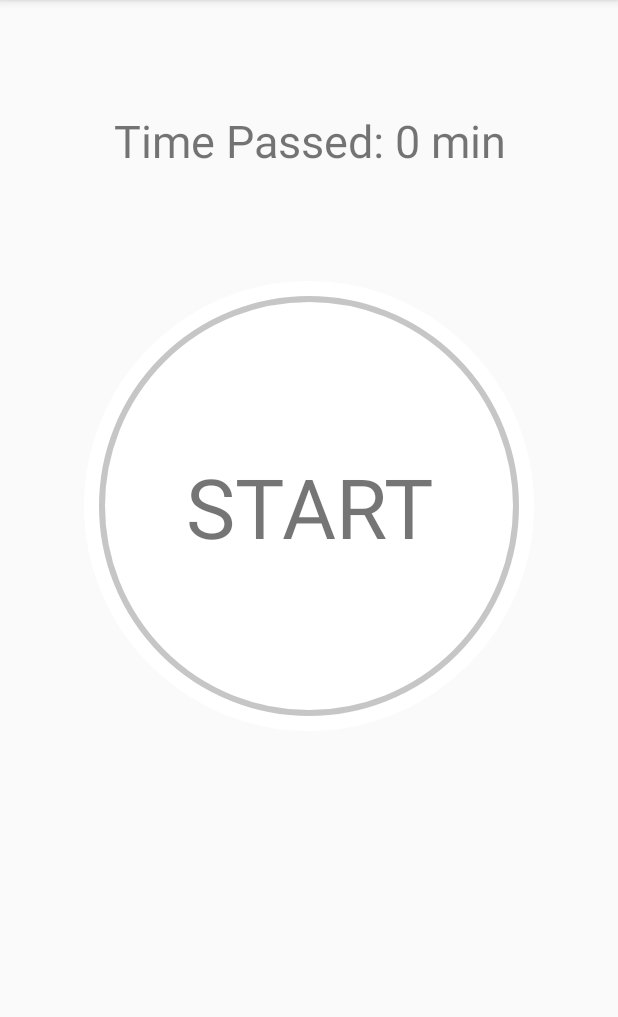
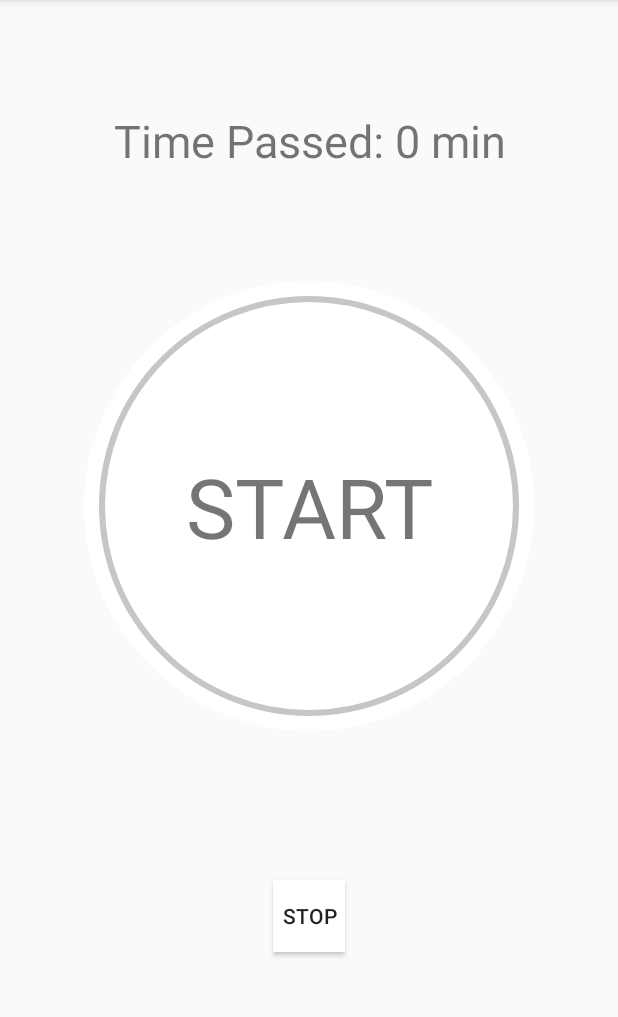
Before and after one commit to breair/KillerChair, an Android app: the screen it shows after launch (MainActivity), after a tap on "START", on a phone screen of 412 x 824 dp, the part 84-1101 px from its top. Run offline under Robolectric (Android 15) with nearby library versions, the light colour scheme and no system bars.

Commit message:
Added stop Action

```diff
--- a/app/src/main/java/com/breair_sb/apps/killerchair/KC_TimerService.java
+++ b/app/src/main/java/com/breair_sb/apps/killerchair/KC_TimerService.java
@@ -45,7 +45,6 @@ public class KC_TimerService extends Service {
                         simpleSittingTimer.stopTimer();
 
                     }
-                    unregisterReceiver(kc_NotificationReceiver);
                     stopSelf();
                     break;
                 default:
@@ -58,8 +57,8 @@ public class KC_TimerService extends Service {
 
     @Override
     public void onDestroy() {
+        unregisterReceiver(kc_NotificationReceiver);
         super.onDestroy();
-        unregisterReceiver(kc_NotificationReceiver);
     }
 
     @Override
--- a/app/src/main/java/com/breair_sb/apps/killerchair/MainActivity.java
+++ b/app/src/main/java/com/breair_sb/apps/killerchair/MainActivity.java
@@ -7,6 +7,7 @@ import android.content.IntentFilter;
 import android.os.Bundle;
 import android.util.Log;
 import android.view.View;
+import android.widget.Button;
 import android.widget.TextView;
 
 import androidx.appcompat.app.AppCompatActivity;
@@ -22,6 +23,7 @@ public class MainActivity extends AppCompatActivity {
     private TextView timerTimeTextView;
     private CircularProgressBar circularProgressBar;
     //private TextView timePassedTextView;
+    private Button stopActionButton;
     private Context context;
     private KC_TimerUIReceiver kc_timerUIReceiver;
 
@@ -33,6 +35,7 @@ public class MainActivity extends AppCompatActivity {
         timerTimeTextView = timerLayout.findViewById(R.id.timer_time);
         //timePassedTextView = timerLayout.findViewById(R.id.time_passed);TODO get passed time from shared prefrences
         circularProgressBar = timerLayout.findViewById(R.id.custom_progressBar);
+        stopActionButton = findViewById(R.id.action_stoptimer);
         context = this;
         //Start the Timer service
 
@@ -43,6 +46,7 @@ public class MainActivity extends AppCompatActivity {
                 Intent startIntent = new Intent(context, KC_TimerService.class);
                 startIntent.setAction(KC_TimerService.KC_TIMER_ACTION_START);
                 context.startService(startIntent);
+                stopActionButton.setVisibility(View.VISIBLE);
 
             }
         });
@@ -54,6 +58,15 @@ public class MainActivity extends AppCompatActivity {
                 resetIntent.setAction(KC_TimerService.KC_TIMER_ACTION_RESET);
                 context.startService(resetIntent);
                 return false;
+            }
+        });
+        stopActionButton.setOnClickListener(new View.OnClickListener() {
+            @Override
+            public void onClick(View view) {
+                Intent stopIntent = new Intent(context, KC_TimerService.class);
+                stopIntent.setAction(KC_TimerService.KC_TIMER_ACTION_STOP);
+                context.startService(stopIntent);
+                stopActionButton.setVisibility(View.INVISIBLE);
             }
         });
     }
--- a/app/src/main/java/com/breair_sb/apps/killerchair/util/mSimpleTimerUtil.java
+++ b/app/src/main/java/com/breair_sb/apps/killerchair/util/mSimpleTimerUtil.java
@@ -62,6 +62,7 @@ public class mSimpleTimerUtil extends CountDownTimer {
 
     public void stopTimer() {
         cancel();
+        updateTimer(0);
         timerStarted = false;
     }
 }
--- /dev/null
+++ b/app/src/main/res/drawable/ic_kc_timer_pause_24.xml
@@ -0,0 +1,10 @@
+<vector xmlns:android="http://schemas.android.com/apk/res/android"
+    android:width="24dp"
+    android:height="24dp"
+    android:viewportWidth="24"
+    android:viewportHeight="24"
+    android:tint="?attr/colorControlNormal">
+  <path
+      android:fillColor="@android:color/white"
+      android:pathData="M6,19h4L10,5L6,5v14zM14,5v14h4L18,5h-4z" />
+</vector>
--- a/app/src/main/res/layout/activity_main.xml
+++ b/app/src/main/res/layout/activity_main.xml
@@ -61,4 +61,19 @@
             app:progress="0"
             app:progressBarThickness="4dp" />
     </androidx.constraintlayout.widget.ConstraintLayout>
+
+    <Button
+        android:id="@+id/action_stoptimer"
+        android:layout_width="wrap_content"
+        android:layout_height="wrap_content"
+        android:background="@color/cardview_light_background"
+        android:src="@drawable/ic_kc_timer_pause_24"
+        android:text="STOP"
+        style="@style/Widget.AppCompat.Button.Small"
+        android:visibility="invisible"
+        app:layout_constraintBottom_toBottomOf="parent"
+        app:layout_constraintLeft_toLeftOf="parent"
+        app:layout_constraintRight_toRightOf="parent"
+        app:layout_constraintTop_toTopOf="@+id/timer_Layout"
+        app:layout_constraintVertical_bias="0.75" />
 </androidx.constraintlayout.widget.ConstraintLayout>
--- a/app/src/main/res/values/colors.xml
+++ b/app/src/main/res/values/colors.xml
@@ -3,4 +3,5 @@
     <color name="colorPrimary">#00A6FF</color>
     <color name="colorPrimaryDark">#3700B3</color>
     <color name="colorAccent">#03DAC5</color>
+    <color name="transparent">#00000000</color>
 </resources>
```
